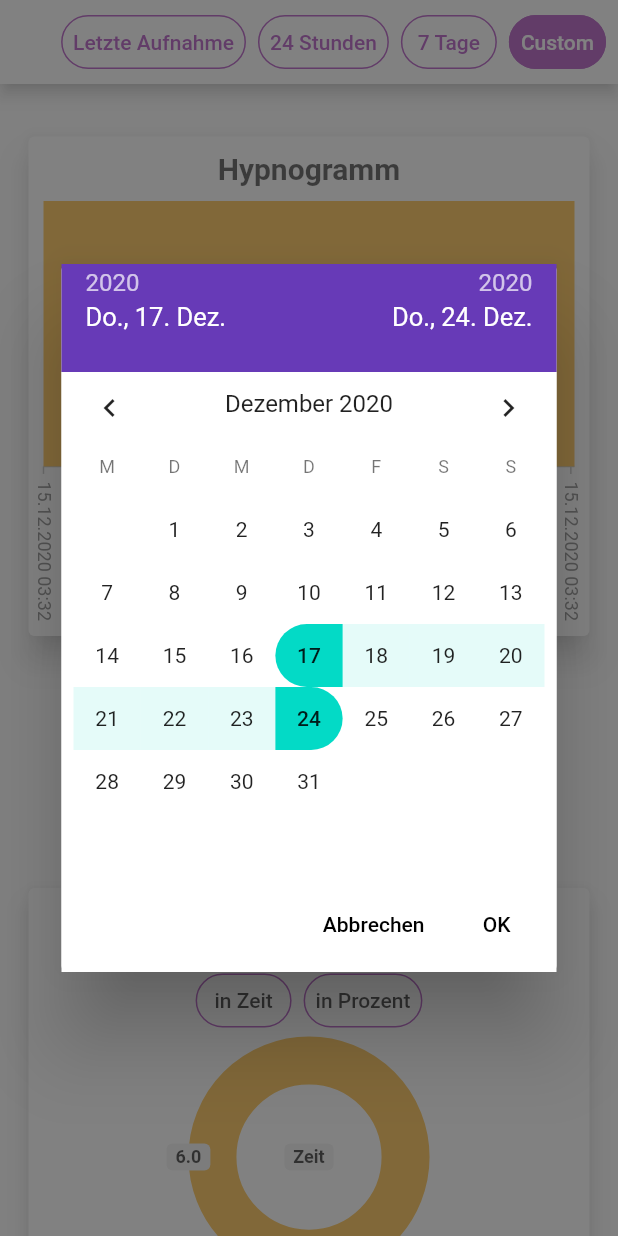
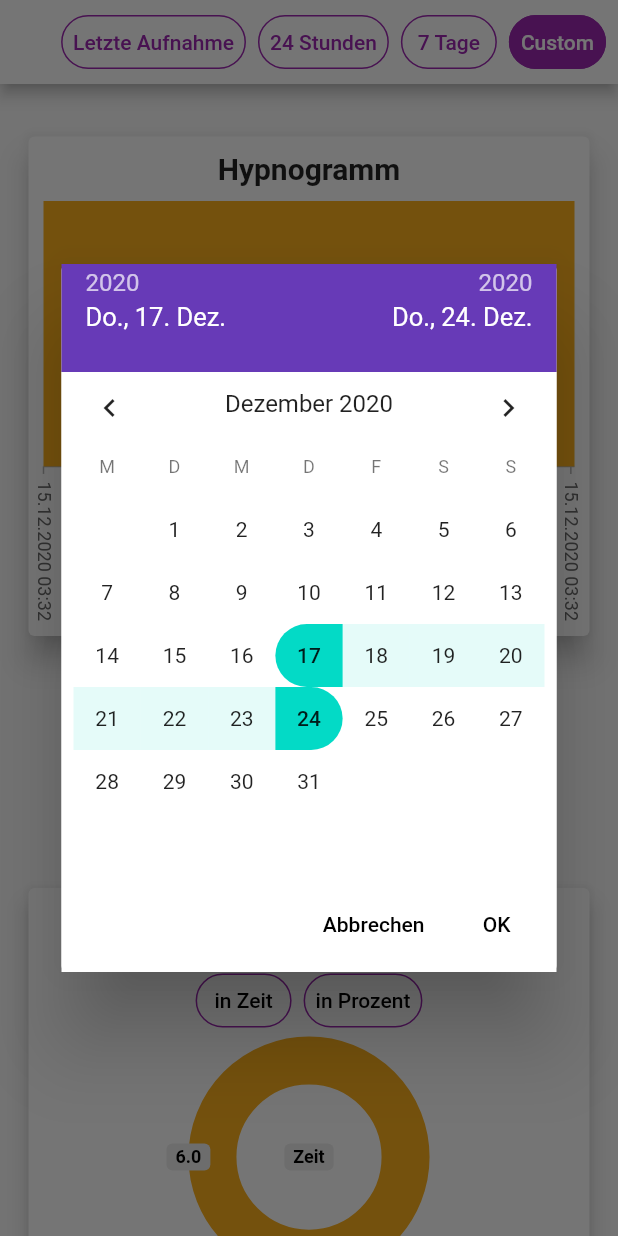
Before and after one commit to SarahLM/somnus, a Flutter app: the HypnogramScreen screen opened directly, after a tap on "24 Stunden", after a tap on "7 Tage", after a tap on "Custom", on a phone screen of 412 x 824 dp. Run offline on Flutter 3.47's test engine with Material 2 defaults, Android fonts, the phone set to English and light mode, and no system bars; drawn by our look-alikes of pie_chart; our stand-ins replace introduction_screen, permission_handler, shared_preferences, syncfusion_flutter_charts; missing offline and left inert: flutter_ble_lib, pointycastle; accounts and stored records are empty.

Commit message:
Second fix handleCancel

```diff
--- a/frontend_somnus/lib/widgets/date_range_picker_custom.dart
+++ b/frontend_somnus/lib/widgets/date_range_picker_custom.dart
@@ -1339,21 +1339,14 @@ Future<List<DateTime>> showDatePicker({
   assert(
       initialDatePickerMode != null, 'initialDatePickerMode must not be null');
 
-  Widget child = Stack(children: [
-    new Opacity(
-      opacity: 0.3,
-      child: const ModalBarrier(dismissible: false, color: Colors.grey),
-    ),
-    Center(
-        child: new _DatePickerDialog(
+  Widget child = new _DatePickerDialog(
     initialFirstDate: initialFirstDate,
     initialLastDate: initialLastDate,
     firstDate: firstDate,
     lastDate: lastDate,
     selectableDayPredicate: selectableDayPredicate,
     initialDatePickerMode: initialDatePickerMode,
-    ))
-  ]);
+  );
 
   if (textDirection != null) {
     child = new Directionality(
```
Lines whose indentation alone changed are shown as unchanged.
